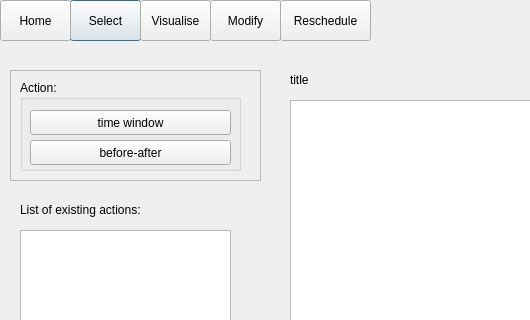
Above: rescheduleaction.ui from ariannabettin/FYPArianna before the change; both pictures show x 0 to 530 and y 0 to 320 of the 640 by 480 pixel window. Below: the same form after it.
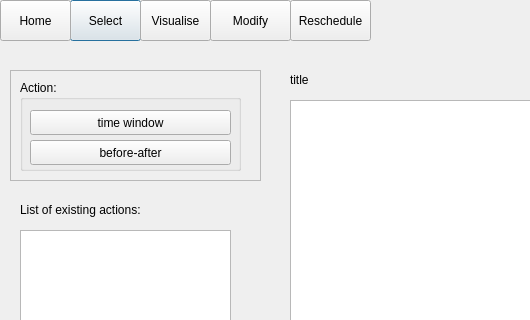
That is the form after the change.

What changed in the file:
```diff
--- a/rescheduleaction.ui
+++ b/rescheduleaction.ui
@@ -68,9 +68,9 @@
   <widget class="QPushButton" name="RescheduleButton">
    <property name="geometry">
     <rect>
-     <x>280</x>
+     <x>290</x>
      <y>0</y>
-     <width>91</width>
+     <width>81</width>
      <height>41</height>
     </rect>
    </property>
@@ -138,7 +138,7 @@
     <rect>
      <x>210</x>
      <y>0</y>
-     <width>71</width>
+     <width>81</width>
      <height>41</height>
     </rect>
    </property>
```
